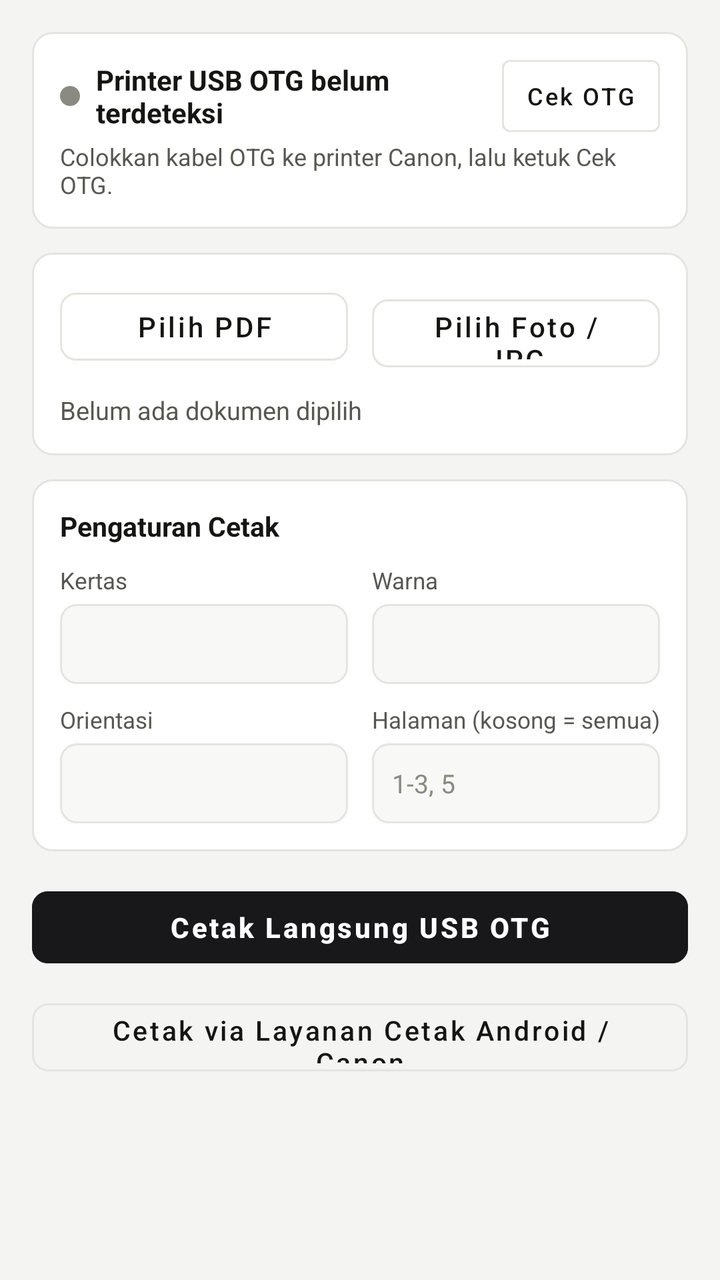
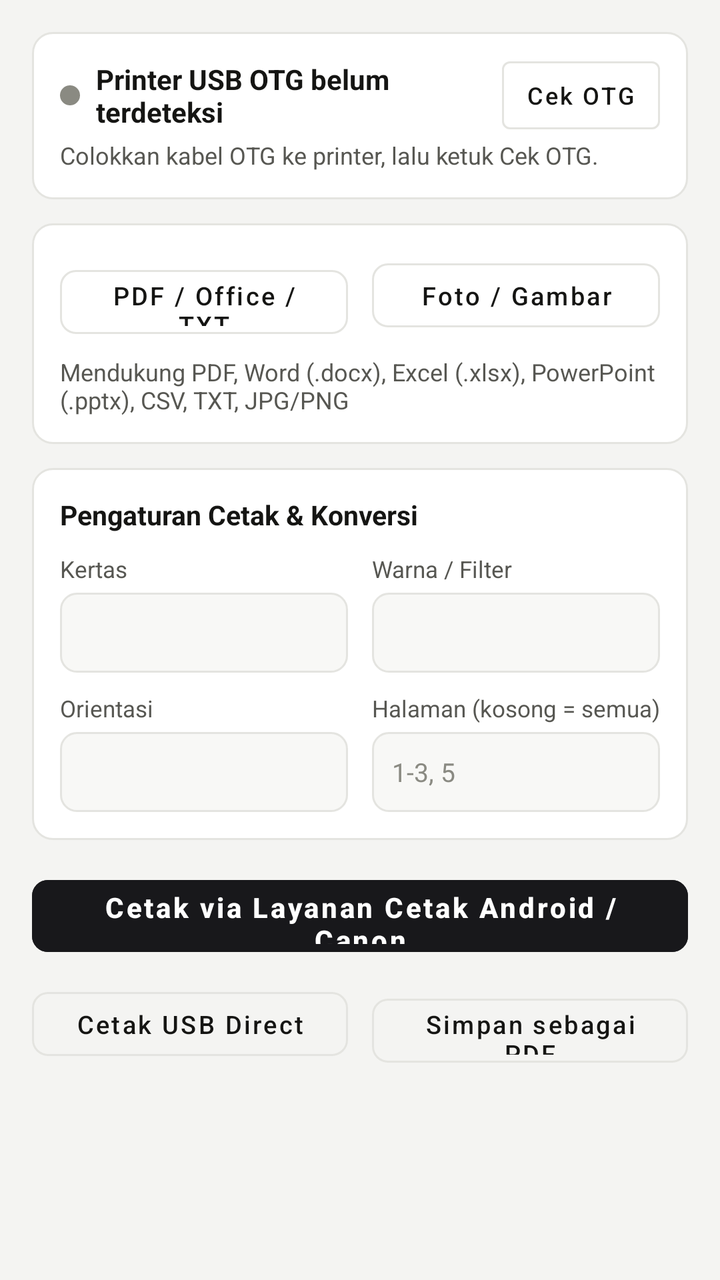

Screens rendered from an Android XML layout before and after an edit, with the pre-edit source and the edit as a unified diff.
<!-- AndroidManifest.xml: application theme Theme.DirectPrint -->
<!-- res/layout/activity_main.xml -->
<?xml version="1.0" encoding="utf-8"?>
<ScrollView xmlns:android="http://schemas.android.com/apk/res/android"
    xmlns:app="http://schemas.android.com/apk/res-auto"
    android:layout_width="match_parent"
    android:layout_height="match_parent"
    android:background="@color/bg"
    android:fillViewport="true">

    <LinearLayout
        android:layout_width="match_parent"
        android:layout_height="wrap_content"
        android:orientation="vertical"
        android:padding="16dp">

        
        <LinearLayout
            android:layout_width="match_parent"
            android:layout_height="wrap_content"
            android:background="@drawable/bg_card"
            android:orientation="vertical"
            android:padding="14dp"
            android:layout_marginBottom="12dp">

            <LinearLayout
                android:layout_width="match_parent"
                android:layout_height="wrap_content"
                android:gravity="center_vertical"
                android:orientation="horizontal">

                <View
                    android:id="@+id/usbStatusDot"
                    android:layout_width="10dp"
                    android:layout_height="10dp"
                    android:background="@drawable/bg_dot"
                    android:layout_marginEnd="8dp" />

                <TextView
                    android:id="@+id/tvUsbTitle"
                    android:layout_width="0dp"
                    android:layout_height="wrap_content"
                    android:layout_weight="1"
                    android:text="Printer USB OTG belum terdeteksi"
                    android:textColor="@color/text_primary"
                    android:textSize="14sp"
                    android:textStyle="bold" />

                <com.google.android.material.button.MaterialButton
                    android:id="@+id/btnScanUsb"
                    style="@style/Widget.MaterialComponents.Button.OutlinedButton"
                    android:layout_width="wrap_content"
                    android:layout_height="36dp"
                    android:insetTop="0dp"
                    android:insetBottom="0dp"
                    android:minWidth="0dp"
                    android:paddingStart="12dp"
                    android:paddingEnd="12dp"
                    android:text="Cek OTG"
                    android:textAllCaps="false"
                    android:textColor="@color/text_primary"
                    android:textSize="12sp"
                    app:strokeColor="@color/border" />
            </LinearLayout>

            <TextView
                android:id="@+id/tvUsbDetail"
                android:layout_width="match_parent"
                android:layout_height="wrap_content"
                android:layout_marginTop="4dp"
                android:text="Colokkan kabel OTG ke printer Canon, lalu ketuk Cek OTG."
                android:textColor="@color/text_secondary"
                android:textSize="12sp" />
        </LinearLayout>

        
        <LinearLayout
            android:layout_width="match_parent"
            android:layout_height="wrap_content"
            android:background="@drawable/bg_card"
            android:orientation="vertical"
            android:padding="14dp"
            android:layout_marginBottom="12dp">

            <LinearLayout
                android:layout_width="match_parent"
                android:layout_height="wrap_content"
                android:orientation="horizontal">

                <com.google.android.material.button.MaterialButton
                    android:id="@+id/btnPickPdf"
                    style="@style/Widget.MaterialComponents.Button.OutlinedButton"
                    android:layout_width="0dp"
                    android:layout_height="46dp"
                    android:layout_weight="1"
                    android:layout_marginEnd="6dp"
                    android:text="Pilih PDF"
                    android:textAllCaps="false"
                    android:textColor="@color/text_primary"
                    app:cornerRadius="8dp"
                    app:strokeColor="@color/border" />

                <com.google.android.material.button.MaterialButton
                    android:id="@+id/btnPickImages"
                    style="@style/Widget.MaterialComponents.Button.OutlinedButton"
                    android:layout_width="0dp"
                    android:layout_height="46dp"
                    android:layout_weight="1"
                    android:layout_marginStart="6dp"
                    android:text="Pilih Foto / JPG"
                    android:textAllCaps="false"
                    android:textColor="@color/text_primary"
                    app:cornerRadius="8dp"
                    app:strokeColor="@color/border" />
            </LinearLayout>

            <TextView
                android:id="@+id/tvFileInfo"
                android:layout_width="match_parent"
                android:layout_height="wrap_content"
                android:layout_marginTop="10dp"
                android:text="Belum ada dokumen dipilih"
                android:textColor="@color/text_secondary"
                android:textSize="12.5sp" />

            
            <FrameLayout
                android:id="@+id/previewContainer"
                android:layout_width="match_parent"
                android:layout_height="240dp"
                android:layout_marginTop="10dp"
                android:background="@drawable/bg_field"
                android:visibility="gone">

                <ImageView
                    android:id="@+id/ivPreview"
                    android:layout_width="match_parent"
                    android:layout_height="match_parent"
                    android:contentDescription="Pratinjau dokumen"
                    android:padding="8dp"
                    android:scaleType="fitCenter" />
            </FrameLayout>

            <LinearLayout
                android:id="@+id/previewNavBar"
                android:layout_width="match_parent"
                android:layout_height="wrap_content"
                android:layout_marginTop="8dp"
                android:gravity="center_vertical"
                android:orientation="horizontal"
                android:visibility="gone">

                <com.google.android.material.button.MaterialButton
                    android:id="@+id/btnPrevPage"
                    style="@style/Widget.MaterialComponents.Button.OutlinedButton"
                    android:layout_width="wrap_content"
                    android:layout_height="34dp"
                    android:insetTop="0dp"
                    android:insetBottom="0dp"
                    android:text="Sebelumnya"
                    android:textAllCaps="false"
                    android:textColor="@color/text_primary"
                    android:textSize="12sp"
                    app:strokeColor="@color/border" />

                <TextView
                    android:id="@+id/tvPageCounter"
                    android:layout_width="0dp"
                    android:layout_height="wrap_content"
                    android:layout_weight="1"
                    android:gravity="center"
                    android:text="1 / 1"
                    android:textColor="@color/text_primary"
                    android:textSize="12.5sp"
                    android:textStyle="bold" />

                <com.google.android.material.button.MaterialButton
                    android:id="@+id/btnNextPage"
                    style="@style/Widget.MaterialComponents.Button.OutlinedButton"
                    android:layout_width="wrap_content"
                    android:layout_height="34dp"
                    android:insetTop="0dp"
                    android:insetBottom="0dp"
                    android:text="Berikutnya"
                    android:textAllCaps="false"
                    android:textColor="@color/text_primary"
                    android:textSize="12sp"
                    app:strokeColor="@color/border" />
            </LinearLayout>
        </LinearLayout>

        
        <LinearLayout
            android:layout_width="match_parent"
            android:layout_height="wrap_content"
            android:background="@drawable/bg_card"
            android:orientation="vertical"
            android:padding="14dp"
            android:layout_marginBottom="14dp">

            <TextView
                android:layout_width="match_parent"
                android:layout_height="wrap_content"
                android:text="Pengaturan Cetak"
                android:textColor="@color/text_primary"
                android:textSize="13.5sp"
                android:textStyle="bold"
                android:layout_marginBottom="10dp" />

            
            <LinearLayout
                android:layout_width="match_parent"
                android:layout_height="wrap_content"
                android:orientation="horizontal"
                android:layout_marginBottom="10dp">

                <LinearLayout
                    android:layout_width="0dp"
                    android:layout_height="wrap_content"
                    android:layout_weight="1"
                    android:layout_marginEnd="6dp"
                    android:orientation="vertical">

                    <TextView
                        android:layout_width="wrap_content"
                        android:layout_height="wrap_content"
                        android:text="Kertas"
                        android:textColor="@color/text_secondary"
                        android:textSize="11.5sp"
                        android:layout_marginBottom="4dp" />

                    <Spinner
                        android:id="@+id/spPaperSize"
                        android:layout_width="match_parent"
                        android:layout_height="40dp"
                        android:background="@drawable/bg_field"
                        android:paddingStart="8dp"
                        android:paddingEnd="8dp" />
                </LinearLayout>

                <LinearLayout
                    android:layout_width="0dp"
                    android:layout_height="wrap_content"
                    android:layout_weight="1"
                    android:layout_marginStart="6dp"
                    android:orientation="vertical">

                    <TextView
                        android:layout_width="wrap_content"
                        android:layout_height="wrap_content"
                        android:text="Warna"
                        android:textColor="@color/text_secondary"
                        android:textSize="11.5sp"
                        android:layout_marginBottom="4dp" />

                    <Spinner
                        android:id="@+id/spColorMode"
                        android:layout_width="match_parent"
                        android:layout_height="40dp"
                        android:background="@drawable/bg_field"
                        android:paddingStart="8dp"
                        android:paddingEnd="8dp" />
                </LinearLayout>
            </LinearLayout>

            
            <LinearLayout
                android:layout_width="match_parent"
                android:layout_height="wrap_content"
                android:orientation="horizontal">

                <LinearLayout
                    android:layout_width="0dp"
                    android:layout_height="wrap_content"
                    android:layout_weight="1"
                    android:layout_marginEnd="6dp"
                    android:orientation="vertical">

                    <TextView
                        android:layout_width="wrap_content"
                        android:layout_height="wrap_content"
                        android:text="Orientasi"
                        android:textColor="@color/text_secondary"
                        android:textSize="11.5sp"
                        android:layout_marginBottom="4dp" />

                    <Spinner
                        android:id="@+id/spOrientation"
                        android:layout_width="match_parent"
                        android:layout_height="40dp"
                        android:background="@drawable/bg_field"
                        android:paddingStart="8dp"
                        android:paddingEnd="8dp" />
                </LinearLayout>

                <LinearLayout
                    android:layout_width="0dp"
                    android:layout_height="wrap_content"
                    android:layout_weight="1"
                    android:layout_marginStart="6dp"
                    android:orientation="vertical">

                    <TextView
                        android:layout_width="wrap_content"
                        android:layout_height="wrap_content"
                        android:text="Halaman (kosong = semua)"
                        android:textColor="@color/text_secondary"
                        android:textSize="11.5sp"
                        android:layout_marginBottom="4dp" />

                    <EditText
                        android:id="@+id/etPageRange"
                        android:layout_width="match_parent"
                        android:layout_height="40dp"
                        android:background="@drawable/bg_field"
                        android:hint="1-3, 5"
                        android:inputType="text"
                        android:paddingStart="10dp"
                        android:paddingEnd="10dp"
                        android:textColor="@color/text_primary"
                        android:textColorHint="@color/status_idle"
                        android:textSize="13sp" />
                </LinearLayout>
            </LinearLayout>
        </LinearLayout>

        
        <com.google.android.material.button.MaterialButton
            android:id="@+id/btnPrintUsbDirect"
            android:layout_width="match_parent"
            android:layout_height="48dp"
            android:layout_marginBottom="8dp"
            android:backgroundTint="@color/accent"
            android:enabled="false"
            android:text="Cetak Langsung USB OTG"
            android:textAllCaps="false"
            android:textColor="@color/accent_text"
            android:textSize="14sp"
            android:textStyle="bold"
            app:cornerRadius="8dp" />

        <com.google.android.material.button.MaterialButton
            android:id="@+id/btnPrintAndroidService"
            style="@style/Widget.MaterialComponents.Button.OutlinedButton"
            android:layout_width="match_parent"
            android:layout_height="46dp"
            android:enabled="false"
            android:text="Cetak via Layanan Cetak Android / Canon"
            android:textAllCaps="false"
            android:textColor="@color/text_primary"
            android:textSize="13.5sp"
            app:cornerRadius="8dp"
            app:strokeColor="@color/border" />

        
        <TextView
            android:id="@+id/tvLog"
            android:layout_width="match_parent"
            android:layout_height="wrap_content"
            android:layout_marginTop="12dp"
            android:fontFamily="monospace"
            android:textColor="@color/text_secondary"
            android:textSize="11.5sp" />

    </LinearLayout>
</ScrollView>
<!-- resources referenced by this layout -->
<resources>
  <color name="accent">#18181B</color>
  <color name="accent_text">#FFFFFF</color>
  <color name="bg">#F4F4F2</color>
  <color name="border">#E4E4E0</color>
  <color name="status_idle">#8A8A82</color>
  <color name="text_primary">#151513</color>
  <color name="text_secondary">#575752</color>
  <!-- drawable bg_card (drawable) -->
  <?xml version="1.0" encoding="utf-8"?>
  <shape xmlns:android="http://schemas.android.com/apk/res/android">
      <solid android:color="@color/surface" />
      <stroke android:width="1dp" android:color="@color/border" />
      <corners android:radius="10dp" />
  </shape>
  <!-- drawable bg_dot (drawable) -->
  <?xml version="1.0" encoding="utf-8"?>
  <shape xmlns:android="http://schemas.android.com/apk/res/android" android:shape="oval">
      <solid android:color="@color/status_idle" />
      <size android:width="10dp" android:height="10dp" />
  </shape>
  <!-- drawable bg_field (drawable) -->
  <?xml version="1.0" encoding="utf-8"?>
  <shape xmlns:android="http://schemas.android.com/apk/res/android">
      <solid android:color="@color/surface_alt" />
      <stroke android:width="1dp" android:color="@color/border" />
      <corners android:radius="8dp" />
  </shape>
  <style name="Theme.DirectPrint" parent="Theme.MaterialComponents.DayNight.NoActionBar">
          <item name="colorPrimary">@color/accent</item>
          <item name="colorOnPrimary">@color/accent_text</item>
          <item name="colorSecondary">@color/teal</item>
          <item name="android:statusBarColor">@color/surface</item>
          <item name="android:windowLightStatusBar">true</item>
          <item name="android:windowBackground">@color/bg</item>
      </style>
  <color name="surface">#FFFFFF</color>
  <color name="surface_alt">#F8F8F6</color>
  <color name="teal">#0F766E</color>
</resources>

<!-- the commit's change to res/layout/activity_main.xml (unified diff, before → after) -->
@@ -48,7 +48,7 @@
                     android:id="@+id/btnScanUsb"
                     style="@style/Widget.MaterialComponents.Button.OutlinedButton"
                     android:layout_width="wrap_content"
-                    android:layout_height="36dp"
+                    android:layout_height="34dp"
                     android:insetTop="0dp"
                     android:insetBottom="0dp"
                     android:minWidth="0dp"
@@ -66,7 +66,7 @@
                 android:layout_width="match_parent"
                 android:layout_height="wrap_content"
                 android:layout_marginTop="4dp"
-                android:text="Colokkan kabel OTG ke printer Canon, lalu ketuk Cek OTG."
+                android:text="Colokkan kabel OTG ke printer, lalu ketuk Cek OTG."
                 android:textColor="@color/text_secondary"
                 android:textSize="12sp" />
         </LinearLayout>
@@ -83,18 +83,20 @@
             <LinearLayout
                 android:layout_width="match_parent"
                 android:layout_height="wrap_content"
-                android:orientation="horizontal">
-
-                <com.google.android.material.button.MaterialButton
-                    android:id="@+id/btnPickPdf"
-                    style="@style/Widget.MaterialComponents.Button.OutlinedButton"
-                    android:layout_width="0dp"
-                    android:layout_height="46dp"
+                android:orientation="horizontal"
+                android:layout_marginBottom="8dp">
+
+                <com.google.android.material.button.MaterialButton
+                    android:id="@+id/btnPickDoc"
+                    style="@style/Widget.MaterialComponents.Button.OutlinedButton"
+                    android:layout_width="0dp"
+                    android:layout_height="44dp"
                     android:layout_weight="1"
                     android:layout_marginEnd="6dp"
-                    android:text="Pilih PDF"
-                    android:textAllCaps="false"
-                    android:textColor="@color/text_primary"
+                    android:text="PDF / Office / TXT"
+                    android:textAllCaps="false"
+                    android:textColor="@color/text_primary"
+                    android:textSize="12.5sp"
                     app:cornerRadius="8dp"
                     app:strokeColor="@color/border" />
 
@@ -102,12 +104,13 @@
                     android:id="@+id/btnPickImages"
                     style="@style/Widget.MaterialComponents.Button.OutlinedButton"
                     android:layout_width="0dp"
-                    android:layout_height="46dp"
+                    android:layout_height="44dp"
                     android:layout_weight="1"
                     android:layout_marginStart="6dp"
-                    android:text="Pilih Foto / JPG"
-                    android:textAllCaps="false"
-                    android:textColor="@color/text_primary"
+                    android:text="Foto / Gambar"
+                    android:textAllCaps="false"
+                    android:textColor="@color/text_primary"
+                    android:textSize="12.5sp"
                     app:cornerRadius="8dp"
                     app:strokeColor="@color/border" />
             </LinearLayout>
@@ -116,10 +119,9 @@
                 android:id="@+id/tvFileInfo"
                 android:layout_width="match_parent"
                 android:layout_height="wrap_content"
-                android:layout_marginTop="10dp"
-                android:text="Belum ada dokumen dipilih"
+                android:text="Mendukung PDF, Word (.docx), Excel (.xlsx), PowerPoint (.pptx), CSV, TXT, JPG/PNG"
                 android:textColor="@color/text_secondary"
-                android:textSize="12.5sp" />
+                android:textSize="12sp" />
 
             
             <FrameLayout
@@ -199,7 +201,7 @@
             <TextView
                 android:layout_width="match_parent"
                 android:layout_height="wrap_content"
-                android:text="Pengaturan Cetak"
+                android:text="Pengaturan Cetak &amp; Konversi"
                 android:textColor="@color/text_primary"
                 android:textSize="13.5sp"
                 android:textStyle="bold"
@@ -246,7 +248,7 @@
                     <TextView
                         android:layout_width="wrap_content"
                         android:layout_height="wrap_content"
-                        android:text="Warna"
+                        android:text="Warna / Filter"
                         android:textColor="@color/text_secondary"
                         android:textSize="11.5sp"
                         android:layout_marginBottom="4dp" />
@@ -324,31 +326,54 @@
 
         
         <com.google.android.material.button.MaterialButton
-            android:id="@+id/btnPrintUsbDirect"
+            android:id="@+id/btnPrintAndroidService"
             android:layout_width="match_parent"
             android:layout_height="48dp"
             android:layout_marginBottom="8dp"
             android:backgroundTint="@color/accent"
             android:enabled="false"
-            android:text="Cetak Langsung USB OTG"
+            android:text="Cetak via Layanan Cetak Android / Canon"
             android:textAllCaps="false"
             android:textColor="@color/accent_text"
             android:textSize="14sp"
             android:textStyle="bold"
             app:cornerRadius="8dp" />
 
-        <com.google.android.material.button.MaterialButton
-            android:id="@+id/btnPrintAndroidService"
-            style="@style/Widget.MaterialComponents.Button.OutlinedButton"
-            android:layout_width="match_parent"
-            android:layout_height="46dp"
-            android:enabled="false"
-            android:text="Cetak via Layanan Cetak Android / Canon"
-            android:textAllCaps="false"
-            android:textColor="@color/text_primary"
-            android:textSize="13.5sp"
-            app:cornerRadius="8dp"
-            app:strokeColor="@color/border" />
+        <LinearLayout
+            android:layout_width="match_parent"
+            android:layout_height="wrap_content"
+            android:orientation="horizontal">
+
+            <com.google.android.material.button.MaterialButton
+                android:id="@+id/btnPrintUsbDirect"
+                style="@style/Widget.MaterialComponents.Button.OutlinedButton"
+                android:layout_width="0dp"
+                android:layout_height="44dp"
+                android:layout_weight="1"
+                android:layout_marginEnd="6dp"
+                android:enabled="false"
+                android:text="Cetak USB Direct"
+                android:textAllCaps="false"
+                android:textColor="@color/text_primary"
+                android:textSize="12.5sp"
+                app:cornerRadius="8dp"
+                app:strokeColor="@color/border" />
+
+            <com.google.android.material.button.MaterialButton
+                android:id="@+id/btnSaveAsPdf"
+                style="@style/Widget.MaterialComponents.Button.OutlinedButton"
+                android:layout_width="0dp"
+                android:layout_height="44dp"
+                android:layout_weight="1"
+                android:layout_marginStart="6dp"
+                android:enabled="false"
+                android:text="Simpan sebagai PDF"
+                android:textAllCaps="false"
+                android:textColor="@color/text_primary"
+                android:textSize="12.5sp"
+                app:cornerRadius="8dp"
+                app:strokeColor="@color/border" />
+        </LinearLayout>
 
         
         <TextView
